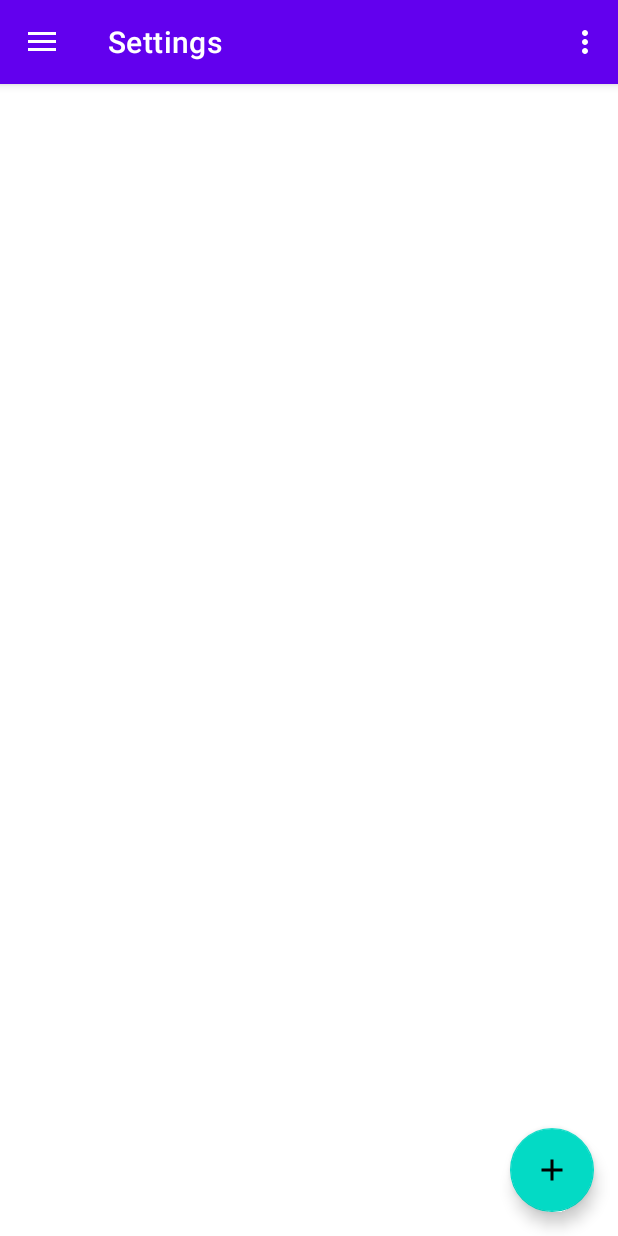
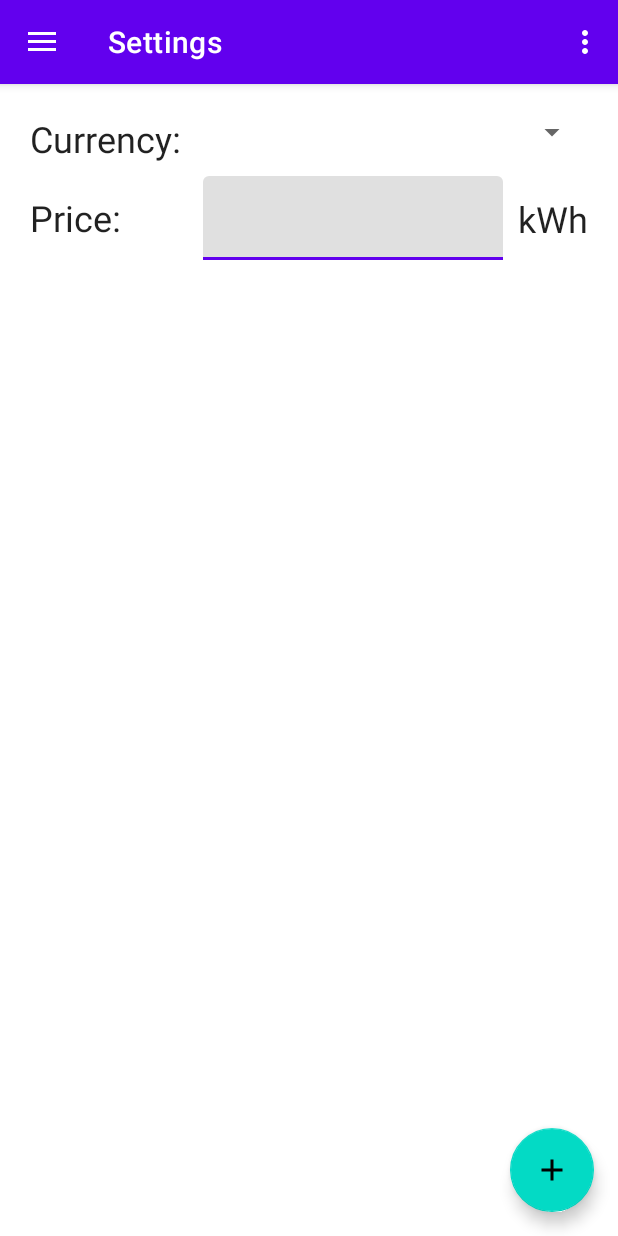
Before and after one commit to Sory-Noroc/ElectricCalculator, an Android app: the screen it shows after launch (MainActivity), in the side drawer, after a tap on "Settings", on a phone screen of 412 x 824 dp. Run offline under Robolectric (Android 15) with nearby library versions, the phone set to English and light mode, and no system bars; our stand-ins replace navigation-ui.

Commit message:
Created the settings screen

```diff
--- a/app/src/main/res/layout/fragment_settings.xml
+++ b/app/src/main/res/layout/fragment_settings.xml
@@ -4,19 +4,60 @@
     xmlns:tools="http://schemas.android.com/tools"
     android:layout_width="match_parent"
     android:layout_height="match_parent"
-    tools:context=".ui.SettingsFragment">
+    tools:context=".ui.SettingsFragment"
+    android:padding="20dp">
 
     <TextView
-        android:id="@+id/text_slideshow"
+        style="@style/TextAppearance.AppCompat.Headline"
+        android:id="@+id/currency_text"
+        android:layout_width="wrap_content"
+        android:layout_height="wrap_content"
+        android:text="@string/currency"
+        app:layout_constraintTop_toTopOf="parent"
+        app:layout_constraintLeft_toLeftOf="parent"
+        />
+
+    <Spinner
+        android:id="@+id/currency_spinner"
+        android:layout_width="wrap_content"
+        android:layout_height="wrap_content"
+        app:layout_constraintTop_toTopOf="parent"
+        app:layout_constraintRight_toRightOf="parent"/>
+
+    <TextView
+        style="@style/TextAppearance.AppCompat.Headline"
+        android:id="@+id/price_text"
+        android:layout_width="wrap_content"
+        android:layout_height="wrap_content"
+        android:text="@string/price"
+        android:layout_marginTop="20dp"
+        app:layout_constraintTop_toBottomOf="@id/currency_text"
+        app:layout_constraintLeft_toLeftOf="parent"/>
+
+    <com.google.android.material.textfield.TextInputLayout
+        android:id="@+id/price_input_layout"
+        android:layout_width="200dp"
+        android:layout_height="wrap_content"
+        android:layout_marginEnd="10dp"
+        app:layout_constraintWidth_default="spread"
+        app:layout_constraintTop_toTopOf="@id/price_text"
+        app:layout_constraintBottom_toBottomOf="@id/price_text"
+        app:layout_constraintRight_toLeftOf="@id/kWh_text">
+    <com.google.android.material.textfield.TextInputEditText
+        android:id="@+id/price_input"
         android:layout_width="match_parent"
+        android:layout_height="match_parent">
+    </com.google.android.material.textfield.TextInputEditText>
+    </com.google.android.material.textfield.TextInputLayout>
+
+    <TextView
+        style="@style/TextAppearance.AppCompat.Headline"
+        android:id="@+id/kWh_text"
+        android:layout_width="wrap_content"
         android:layout_height="wrap_content"
-        android:layout_marginStart="8dp"
-        android:layout_marginTop="8dp"
-        android:layout_marginEnd="8dp"
-        android:textAlignment="center"
-        android:textSize="20sp"
-        app:layout_constraintBottom_toBottomOf="parent"
-        app:layout_constraintEnd_toEndOf="parent"
-        app:layout_constraintStart_toStartOf="parent"
-        app:layout_constraintTop_toTopOf="parent" />
+        android:text="@string/kwh"
+        app:layout_constraintRight_toRightOf="parent"
+        app:layout_constraintTop_toTopOf="@id/price_input_layout"
+        app:layout_constraintBottom_toBottomOf="@id/price_input_layout"/>
+
 </androidx.constraintlayout.widget.ConstraintLayout>
```
